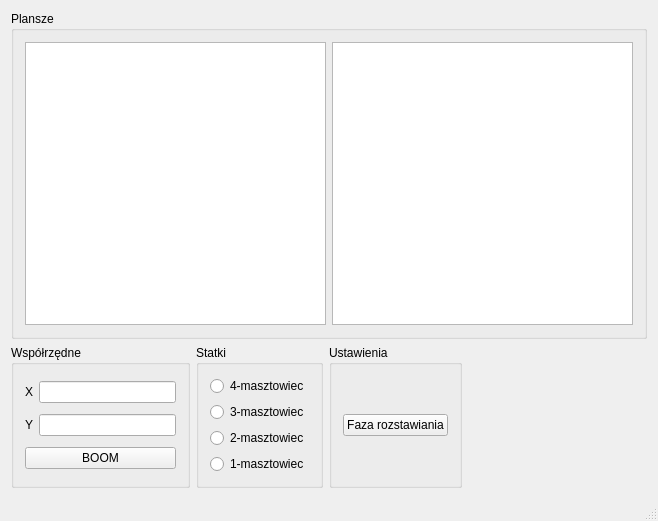
The window that statki.ui (zergx1/statki) describes before a commit, drawn with Qt 5.
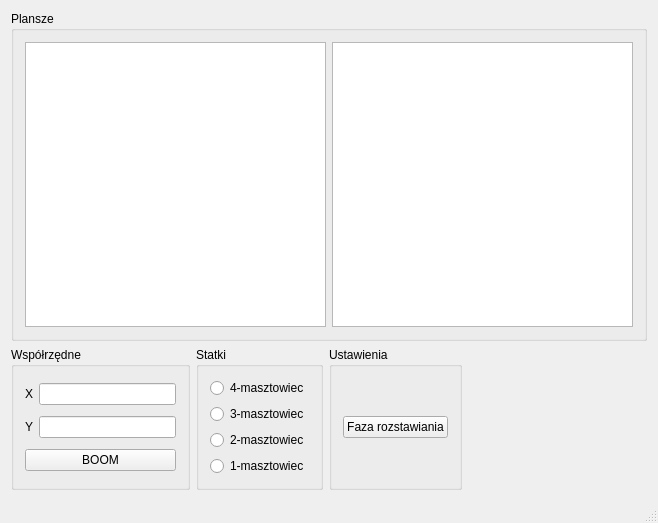
The same window after the commit.

Commit message: stale rozmiary

Diff of the .ui file:
```diff
--- a/statki.ui
+++ b/statki.ui
@@ -7,9 +7,21 @@
     <x>0</x>
     <y>0</y>
     <width>658</width>
-    <height>521</height>
+    <height>523</height>
    </rect>
   </property>
+  <property name="minimumSize">
+   <size>
+    <width>658</width>
+    <height>523</height>
+   </size>
+  </property>
+  <property name="maximumSize">
+   <size>
+    <width>658</width>
+    <height>523</height>
+   </size>
+  </property>
   <property name="windowTitle">
    <string>statki</string>
   </property>
```
